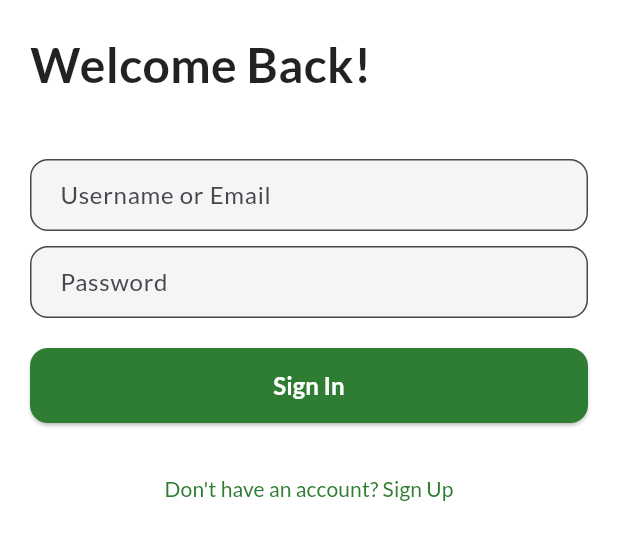
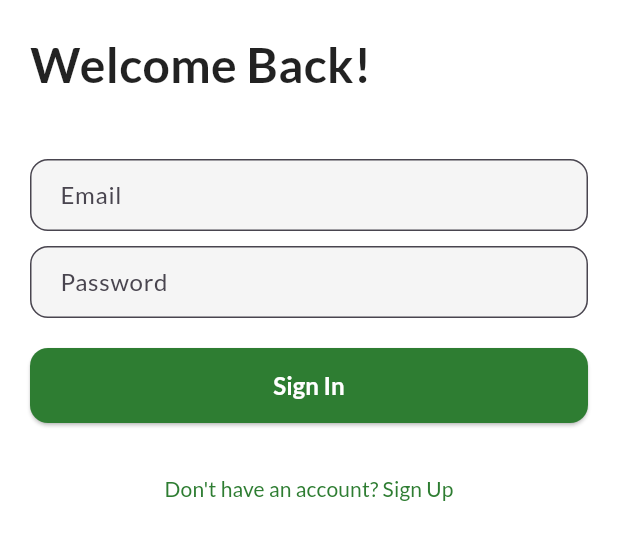
Before and after one commit to MagdKamaldev/akelny, a Flutter app: the screen it shows after launch, on a phone screen of 412 x 824 dp, the part 270-830 px from its top. Run offline on Flutter 3.47's test engine with Material 3 defaults, Android fonts, the phone set to English and light mode, and no system bars; our stand-ins replace camera, google_fonts, image_picker, logger, permission_handler, shared_preferences.

Commit message:
email fixed

```diff
--- a/lib/screens/signin_screen.dart
+++ b/lib/screens/signin_screen.dart
@@ -83,7 +83,7 @@ class _SignInScreenState extends State<SignInScreen> {
             TextField(
               controller: usernameController,
               decoration: InputDecoration(
-                labelText: 'Username or Email',
+                labelText: 'Email',
                 border: OutlineInputBorder(
                   borderRadius: BorderRadius.circular(12.0),
                 ),
```
